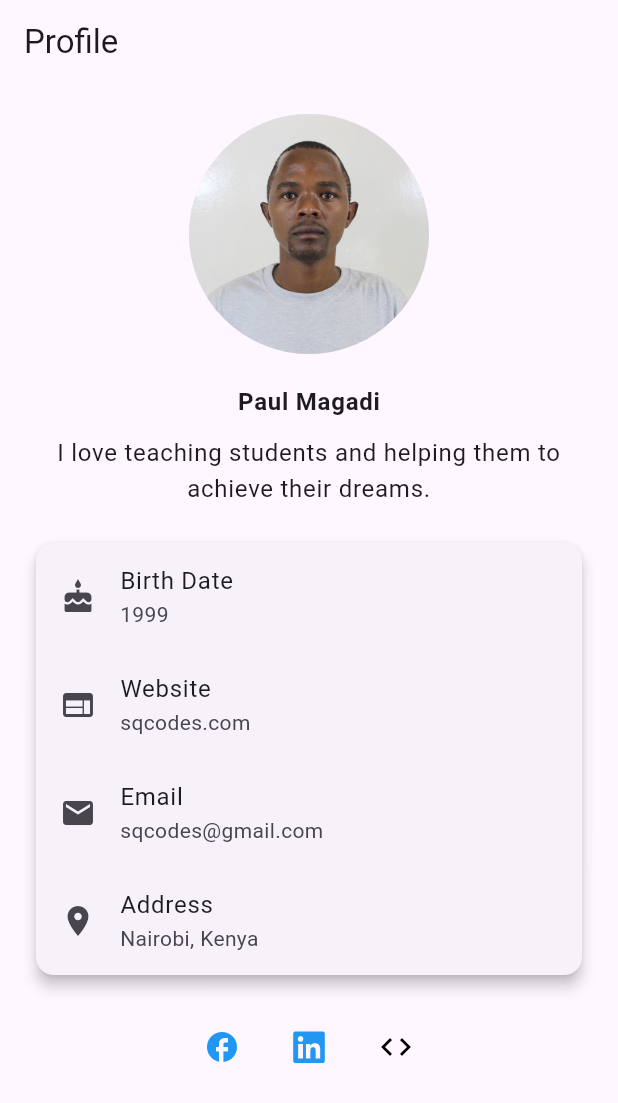
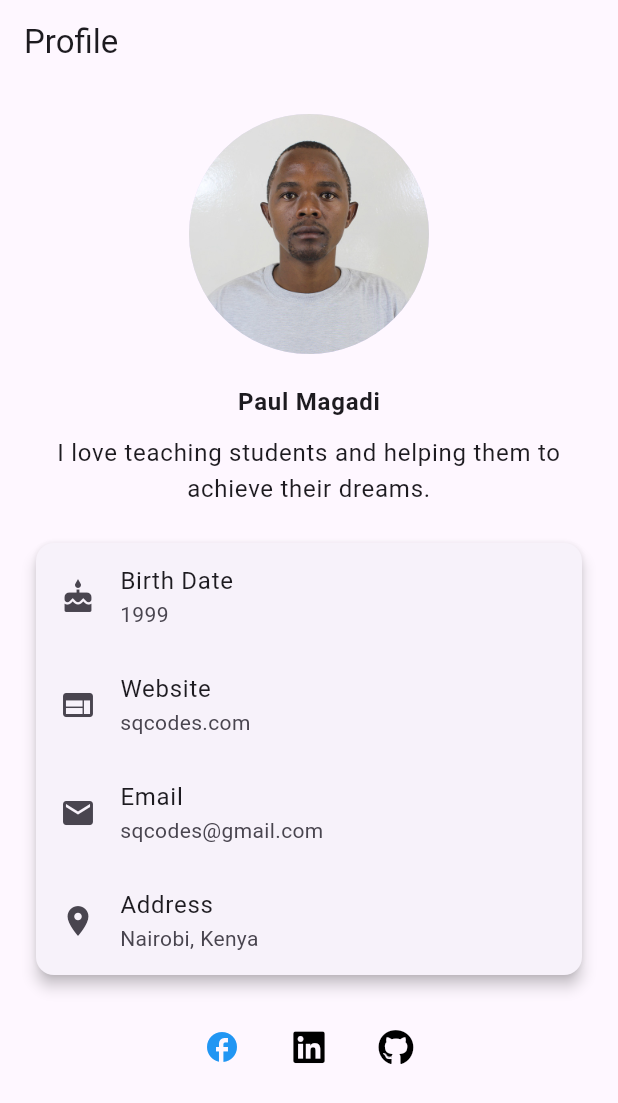
Before and after one commit to paulmagadi/Learn_Flutter, a Flutter app: the screen it shows after launch, on a phone screen of 412 x 824 dp. Shown: the top 1103 px of the screen. Run offline on Flutter 3.47's test engine with Material 3 defaults, Android fonts, the phone set to English and light mode, and no system bars; our stand-ins replace font_awesome_flutter.

Commit message:
modified:   practice_flutter/myprofile_app_01/lib/main.dart

```diff
--- a/practice_flutter/myprofile_app_01/lib/main.dart
+++ b/practice_flutter/myprofile_app_01/lib/main.dart
@@ -91,11 +91,11 @@ class ProfilePage extends StatelessWidget {
               IconButton(
                 icon: const FaIcon(FontAwesomeIcons.linkedin),
                 onPressed: () {},
-                color: Colors.blue,
+                color: Colors.black,
                 tooltip: 'LinkedIn',
               ),
               IconButton(
-                icon: const Icon(Icons.code),
+                icon: const FaIcon(FontAwesomeIcons.github),
                 onPressed: () {},
                 color: Colors.black,
                 tooltip: 'GitHub',
```
